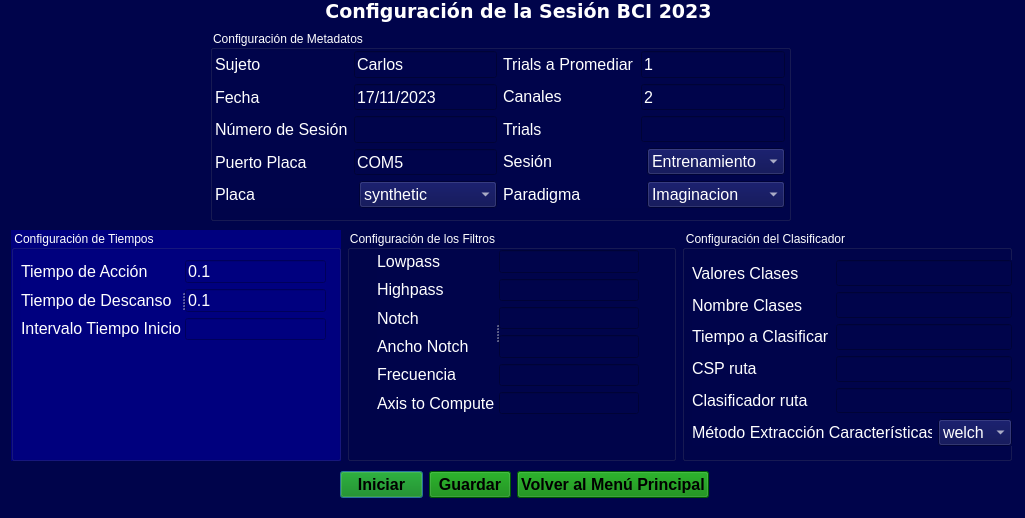
First picture: the form in Desarrollo/PythonScripts/scripts/GUIModule/V3/config_registro.ui, repository lucasbaldezzari/bcihack2, before the edit.
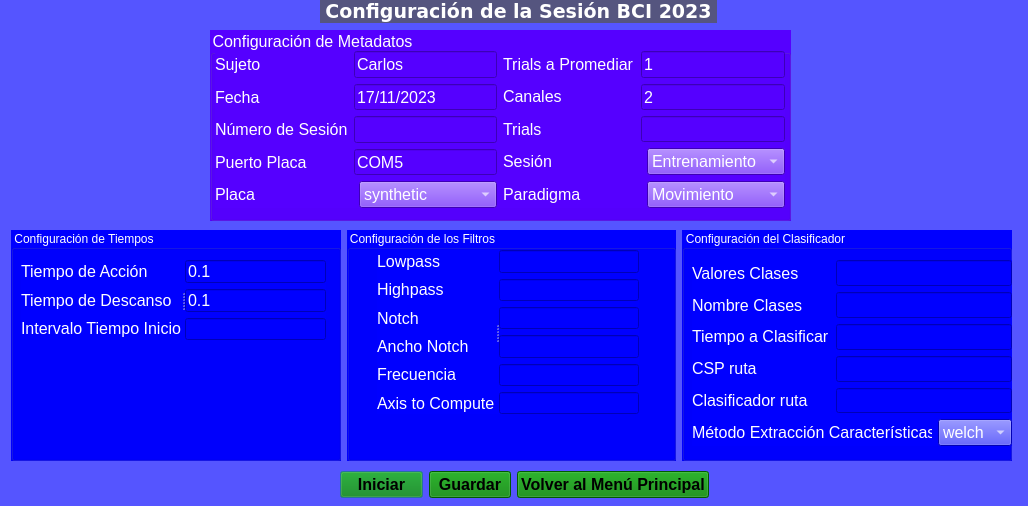
Second picture: the form after the edit.

Commit message: Soluciono algunos errores

```diff
--- a/Desarrollo/PythonScripts/scripts/GUIModule/V3/config_registro.ui
+++ b/Desarrollo/PythonScripts/scripts/GUIModule/V3/config_registro.ui
@@ -6,15 +6,15 @@
    <rect>
     <x>0</x>
     <y>0</y>
-    <width>1025</width>
-    <height>518</height>
+    <width>1028</width>
+    <height>506</height>
    </rect>
   </property>
   <property name="windowTitle">
    <string>Registro de EEG</string>
   </property>
   <property name="styleSheet">
-   <string notr="true">background-color: rgb(0, 4, 75);</string>
+   <string notr="true">background-color: rgb(85, 85, 255);</string>
   </property>
   <widget class="QLineEdit" name="line_trials_5">
    <property name="geometry">
@@ -97,9 +97,15 @@
      <height>191</height>
     </rect>
    </property>
+   <property name="font">
+    <font>
+     <pointsize>12</pointsize>
+    </font>
+   </property>
    <property name="styleSheet">
     <string notr="true">color: rgb(255, 255, 255);
-font: 12pt &quot;MS Shell Dlg 2&quot;;</string>
+border-color: rgb(0, 0, 0);
+background-color: rgb(85, 0, 255);</string>
    </property>
    <property name="title">
     <string>Configuración de Metadatos</string>
@@ -587,11 +593,6 @@
            <property name="styleSheet">
             <string notr="true">color: rgb(255, 255, 255);</string>
            </property>
-           <item>
-            <property name="text">
-             <string>Imaginacion</string>
-            </property>
-           </item>
            <item>
             <property name="text">
              <string>Movimiento</string>
@@ -624,7 +625,8 @@
     </font>
    </property>
    <property name="styleSheet">
-    <string notr="true">color: rgb(255, 255, 255);</string>
+    <string notr="true">color: rgb(255, 255, 255);
+background-color: rgb(85, 85, 127);</string>
    </property>
    <property name="text">
     <string>Configuración de la Sesión BCI 2023</string>
@@ -717,7 +719,7 @@
       <property name="styleSheet">
        <string notr="true">color: rgb(255, 255, 255);
 font: 12pt &quot;MS Shell Dlg 2&quot;;
-background-color: rgb(0, 0, 127);</string>
+background-color: rgb(0, 0, 255);</string>
       </property>
       <property name="title">
        <string>Configuración de Tiempos</string>
@@ -863,7 +865,8 @@
      <widget class="QGroupBox" name="groupBox">
       <property name="styleSheet">
        <string notr="true">color: rgb(255, 255, 255);
-font: 12pt &quot;MS Shell Dlg 2&quot;;</string>
+font: 12pt &quot;MS Shell Dlg 2&quot;;
+background-color: rgb(0, 0, 255);</string>
       </property>
       <property name="title">
        <string>Configuración de los Filtros</string>
@@ -1123,6 +1126,7 @@
      <widget class="QGroupBox" name="groupBox_6">
       <property name="styleSheet">
        <string notr="true">color: rgb(255, 255, 255);
+background-color: rgb(0, 0, 255);
 font: 12pt &quot;MS Shell Dlg 2&quot;;</string>
       </property>
       <property name="title">
```
Left out of the diff: 77 changed lines with no effect on the pictures. The commit also changes 2 other files.
